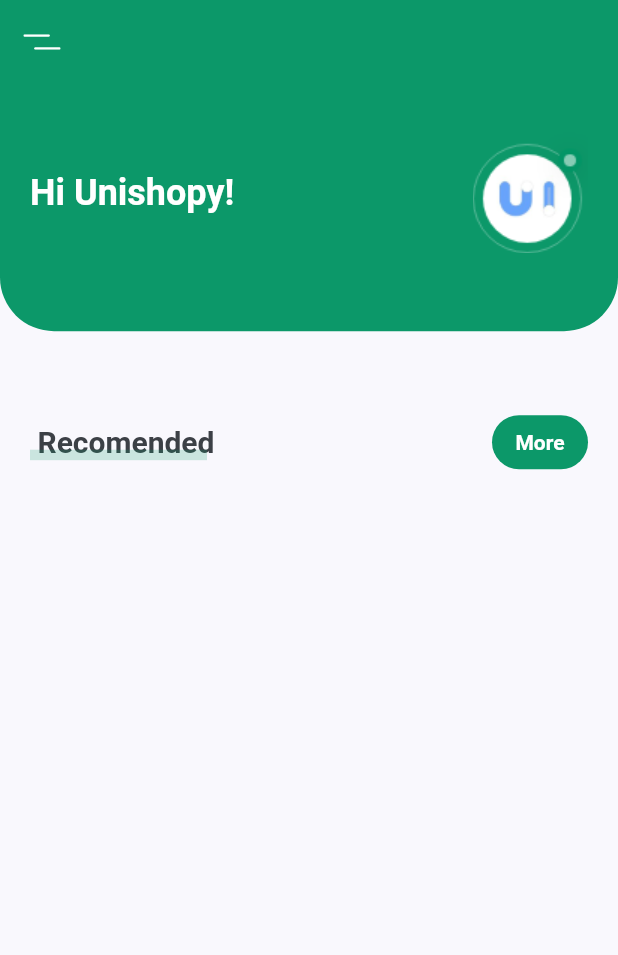
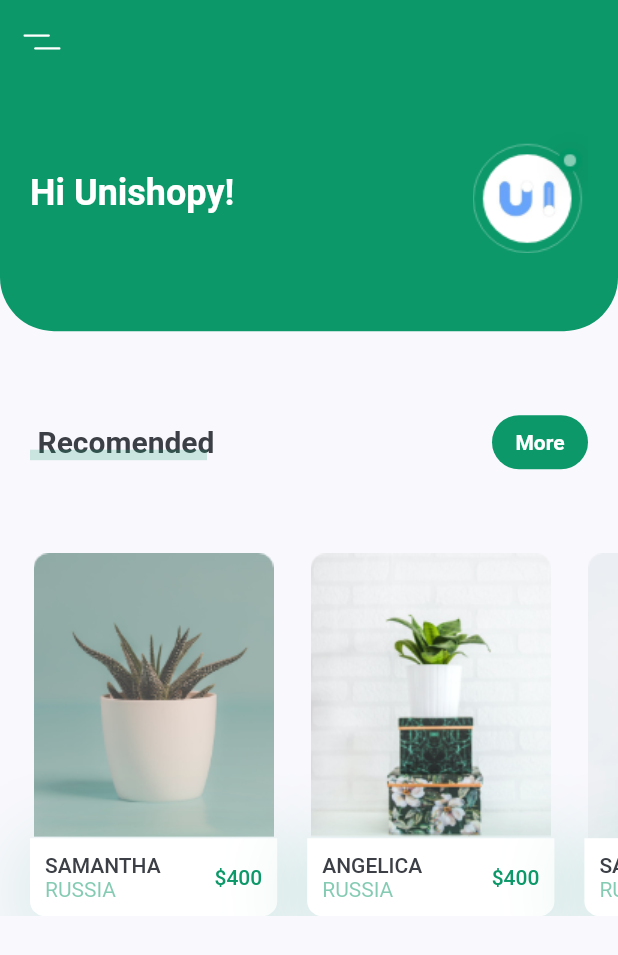
Before and after one commit to solardayz/flutter-plant, a Flutter app: the screen it shows after launch, on a phone screen of 412 x 824 dp. Shown: the top 955 px of the screen. Run offline on Flutter 3.47's test engine with Material 2 defaults, Android fonts, the phone set to English and light mode, and no system bars; our stand-ins replace flutter_svg.

Commit message:
리커맨디드까지 구현!!! SingleChildScrollView 사용. 문제는 옆으로 돌렸을때 간섭이 일어 난다.

```diff
--- a/lib/screens/home/component/body.dart
+++ b/lib/screens/home/component/body.dart
@@ -18,7 +18,119 @@ class Body extends StatelessWidget {
       children: [
         Header(size: size),
         TitleWithMoreButton(),
+        SingleChildScrollView(
+          scrollDirection: Axis.horizontal,
+          child: Row(
+            children: [
+              RecommandPlantCard(
+                size: size,
+                image: "assets/images/image_1.png",
+                title: "Samantha",
+                country: "Russia",
+                price: 400,
+                press: () {},
+              ),
+              RecommandPlantCard(
+                size: size,
+                image: "assets/images/image_2.png",
+                title: "Angelica",
+                country: "Russia",
+                price: 400,
+                press: () {},
+              ),
+              RecommandPlantCard(
+                size: size,
+                image: "assets/images/image_3.png",
+                title: "Samantha",
+                country: "Russia",
+                price: 400,
+                press: () {},
+              ),
+            ],
+          ),
+        ),
       ],
     );
   }
 }
+
+class RecommandPlantCard extends StatelessWidget {
+  const RecommandPlantCard({
+    Key? key,
+    required this.size,
+    required this.image,
+    required this.title,
+    required this.country,
+    required this.price,
+    required this.press,
+  }) : super(key: key);
+
+  final Size size;
+  final String image, title, country;
+  final int price;
+  final Function press;
+
+  @override
+  Widget build(BuildContext context) {
+    return Container(
+      margin: EdgeInsets.only(
+        left: kDefaultPadding,
+        top: kDefaultPadding * 2.5,
+      ),
+      width: size.width * 0.4,
+      child: Column(
+        children: [
+          Image.asset('$image'),
+          GestureDetector(
+            onTap: () {
+              print("GestureDetector");
+            },
+            child: Container(
+              padding: const EdgeInsets.all(kDefaultPadding / 2),
+              decoration: BoxDecoration(
+                  color: Colors.white,
+                  borderRadius: BorderRadius.only(
+                    bottomLeft: Radius.circular(10),
+                    bottomRight: Radius.circular(10),
+                  ),
+                  boxShadow: [
+                    BoxShadow(
+                      offset: Offset(0, 10),
+                      blurRadius: 50,
+                      color: kPrimaryColor.withOpacity(0.23),
+                    ),
+                  ]),
+              child: Row(
+                children: [
+                  RichText(
+                    text: TextSpan(
+                      children: [
+                        TextSpan(
+                          text: '$title\n'.toUpperCase(),
+                          style: Theme.of(context).textTheme.button,
+                        ),
+                        TextSpan(
+                          text: '$country'.toUpperCase(),
+                          style: TextStyle(
+                            color: kPrimaryColor.withOpacity(0.5),
+                          ),
+                        ),
+                      ],
+                    ),
+                  ),
+                  Spacer(),
+                  Text(
+                    '\$$price',
+                    style: Theme.of(context).textTheme.button!.copyWith(
+                          color: kPrimaryColor,
+                        ),
+                  ),
+                ],
+              ),
+            ),
+          ),
+        ],
+      ),
+    );
+  }
+}
```
